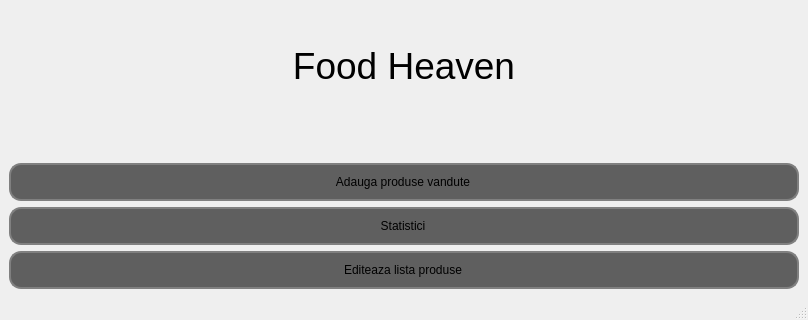
decemyn/food-management, file ui/basewindow.ui: the form before one commit; both pictures show x 0 to 808 and y 280 to 600 of the 808 by 600 pixel window.
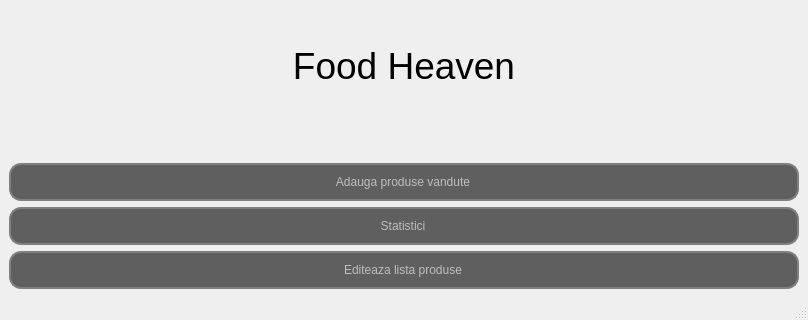
The form after the commit. Icons and pictures are not drawn.

What changed in the file:
```diff
--- a/ui/basewindow.ui
+++ b/ui/basewindow.ui
@@ -140,7 +140,7 @@
       <item>
        <widget class="QPushButton" name="pushButton_1">
         <property name="enabled">
-         <bool>true</bool>
+         <bool>false</bool>
         </property>
         <property name="minimumSize">
          <size>
@@ -172,7 +172,7 @@
       <item>
        <widget class="QPushButton" name="pushButton_2">
         <property name="enabled">
-         <bool>true</bool>
+         <bool>false</bool>
         </property>
         <property name="minimumSize">
          <size>
@@ -204,7 +204,7 @@
       <item>
        <widget class="QPushButton" name="pushButton_3">
         <property name="enabled">
-         <bool>true</bool>
+         <bool>false</bool>
         </property>
         <property name="minimumSize">
          <size>
```
Left out of the diff: 2 changed lines with no effect on the pictures.
